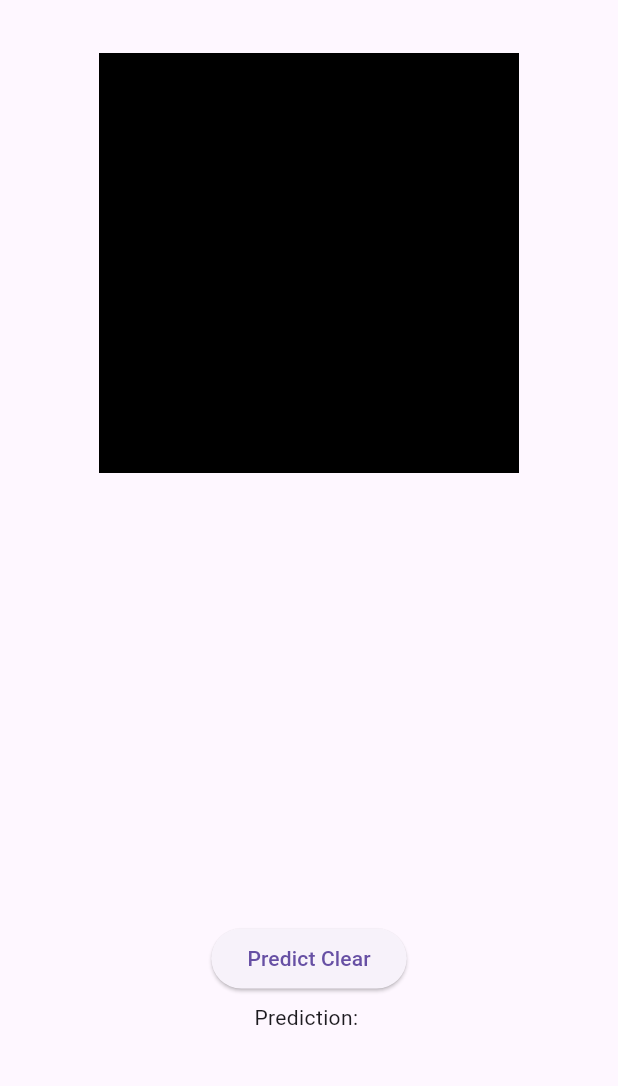
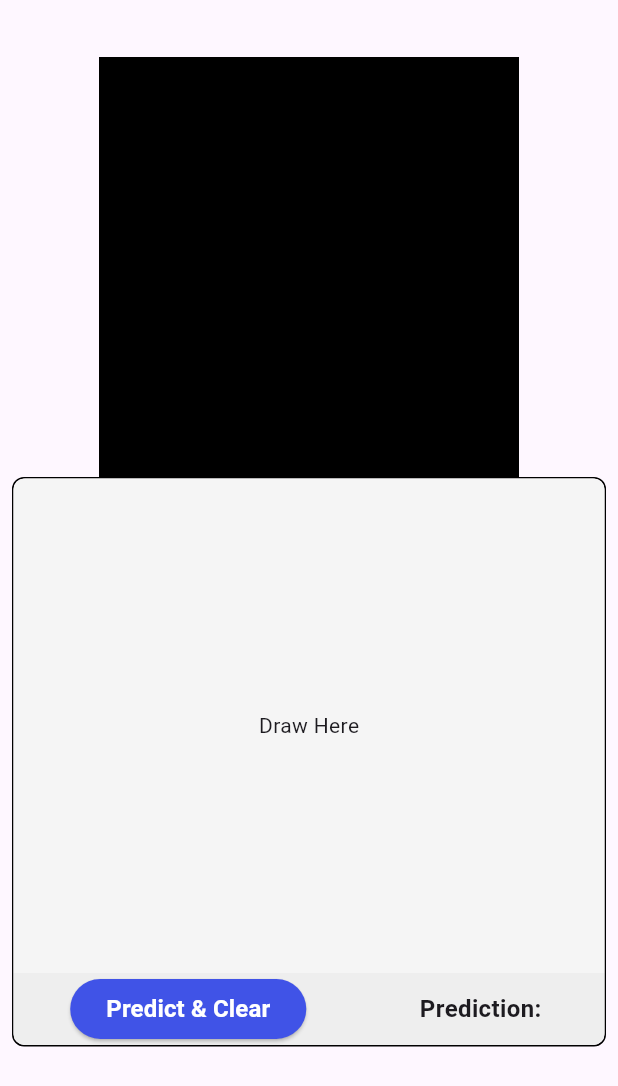
Before and after one commit to luhouyang/tflite_ocr, a Flutter app: the screen it shows after launch, on a phone screen of 412 x 824 dp. Shown: the top 1086 px of the screen. Run offline on Flutter 3.47's test engine with Material 3 defaults, Android fonts, the phone set to English and light mode, and no system bars; missing offline and left inert: tflite_flutter.

Commit message:
better looking ui

```diff
--- a/lib/pages/drawing_pad.dart
+++ b/lib/pages/drawing_pad.dart
@@ -18,7 +18,7 @@ class DrawingPad extends StatefulWidget {
 class _DrawingPadState extends State<DrawingPad> {
   List<Offset> points = []; // List to store touch points
 
-  GlobalKey _repaintKey = GlobalKey();
+  final GlobalKey _repaintKey = GlobalKey();
 
   Future<String> predict(input) async {
     final interpreter =
@@ -46,49 +46,114 @@ class _DrawingPadState extends State<DrawingPad> {
   }
 
   // Convert the image to Uint8List
-  Uint8List imageBytes = Uint8List.fromList(img.encodePng(img.Image(width: 28, height: 28)));
+  Uint8List imageBytes =
+      Uint8List.fromList(img.encodePng(img.Image(width: 28, height: 28)));
   String predTxt = '';
 
   @override
   Widget build(BuildContext context) {
-
     return Column(
       children: [
-        Image.memory(imageBytes, scale: 0.1,),
-        RepaintBoundary(
+        Image.memory(
+          imageBytes,
+          scale: 0.1,
+        ),
+        Container(
+          decoration: BoxDecoration(
+              borderRadius: BorderRadius.circular(8.0),
+              border: Border.all(color: Colors.black)),
+          child: Column(
+            children: [
+              Container(
+                decoration: BoxDecoration(
+                    color: Colors.grey[100],
+                    borderRadius: const BorderRadius.only(
+                        topLeft: Radius.circular(8.0),
+                        topRight: Radius.circular(8.0))),
+                height: MediaQuery.of(context).size.height * 0.4,
+                child: Stack(
+                  children: [
+                    Positioned(
+                      top: 0,
+                      left: 0,
+                      child: SizedBox(
+                        height: MediaQuery.of(context).size.height * 0.4,
+                        width: MediaQuery.of(context).size.width,
+                        child: RepaintBoundary(
                           key: _repaintKey,
-          child: Container(
-            decoration: BoxDecoration(
-                //border: Border.all(color: Colors.black),
-                borderRadius: BorderRadius.circular(8)),
-            height: 300,
-            width: 350,
                           child: GestureDetector(
-              onPanUpdate: (details) =>
-                  setState(() => points.add(details.localPosition)),
+                            onPanUpdate: (details) {
+                              // check if in boundries
+                              if ((details.localPosition.dx <=
+                                          MediaQuery.of(context).size.width &&
+                                      details.localPosition.dx >= 0) &&
+                                  (details.localPosition.dy <=
+                                          MediaQuery.of(context).size.height *
+                                              0.4 &&
+                                      details.localPosition.dy >= 0)) {
+                                setState(
+                                    () => points.add(details.localPosition));
+                              }
+                            },
                             child: CustomPaint(
                               painter: DrawingPainter(points),
                             ),
                           ),
                         ),
                       ),
+                    ),
+                    if (points.isEmpty)
+                      const Center(
+                        child: Text('Draw Here'),
+                      )
+                  ],
+                ),
+              ),
+              Container(
+                decoration: BoxDecoration(
+                    color: Colors.grey[200],
+                    borderRadius: const BorderRadius.only(
+                        bottomLeft: Radius.circular(8.0),
+                        bottomRight: Radius.circular(8.0))),
+                child: Row(
+                  mainAxisAlignment: MainAxisAlignment.spaceAround,
+                  children: [
                     ElevatedButton(
+                      style: const ButtonStyle(
+                          backgroundColor: MaterialStatePropertyAll(
+                              ui.Color.fromARGB(255, 64, 83, 231))),
                       onPressed: () async {
-            img.Image processedImage = await _captureAndPreprocessImage();
+                        img.Image processedImage =
+                            await _captureAndPreprocessImage();
                         List<List<List<List<double>>>> imageArray =
                             _convertToNormalizedArray(processedImage);
-            debugPrint(imageArray.shape.toString());
-            imageBytes = Uint8List.fromList(img.encodePng(processedImage));
+
+                        imageBytes =
+                            Uint8List.fromList(img.encodePng(processedImage));
+
                         predTxt = await predict(imageArray);
                         // You can now use `processedImage` as needed.
                         setState(() => points.clear());
                       },
-          child: const Text('Predict Clear'),
+                      child: const Text(
+                        'Predict & Clear',
+                        style: TextStyle(
+                            color: Colors.white,
+                            fontSize: 16,
+                            fontWeight: FontWeight.bold),
                       ),
-        const SizedBox(
-                  height: 5,
                     ),
-        Text("Prediction: $predTxt"),
+                    Text(
+                      "Prediction: $predTxt",
+                      style: const TextStyle(
+                          fontSize: 16, fontWeight: FontWeight.bold),
+                    ),
+                  ],
+                ),
+              ),
+            ],
+          ),
+        ),
       ],
     );
   }
@@ -161,9 +226,7 @@ class _DrawingPadState extends State<DrawingPad> {
   img.Image _extractBoundingBox(img.Image image) {
     List<int>? trimRect;
 
-    if (trimRect == null) {
-      trimRect = img.findTrim(image, mode: img.TrimMode.transparent);
-    }
+    trimRect ??= img.findTrim(image, mode: img.TrimMode.transparent);
     final trimmed = img.copyCrop(image,
         x: trimRect[0],
         y: trimRect[1],
@@ -181,10 +244,7 @@ class _DrawingPadState extends State<DrawingPad> {
     int offsetX = (size - image.width) ~/ 2;
     int offsetY = (size - image.height) ~/ 2;
 
-    img.compositeImage(squareImage, image,
-    dstX: offsetX,
-    dstY: offsetY
-    );
+    img.compositeImage(squareImage, image, dstX: offsetX, dstY: offsetY);
     return img.grayscale(squareImage);
   }
 }
--- a/lib/pages/home_page.dart
+++ b/lib/pages/home_page.dart
@@ -1,4 +1,5 @@
 import 'package:flutter/material.dart';
+import 'package:flutter/services.dart';
 import 'package:ocr/pages/drawing_pad.dart';
 
 class HomePage extends StatefulWidget {
@@ -9,11 +10,21 @@ class HomePage extends StatefulWidget {
 }
 
 class _HomePageState extends State<HomePage> {
+  @override
+  void initState() {
+    SystemChrome.setPreferredOrientations([
+      DeviceOrientation.portraitUp,
+      DeviceOrientation.portraitDown,
+    ]);
+    super.initState();
+  }
 
   @override
   Widget build(BuildContext context) {
     return Scaffold(
-      body: Row(
+      body: Padding(
+        padding: const EdgeInsets.all(8.0),
+        child: Row(
           mainAxisSize: MainAxisSize.max,
           children: [
             Expanded(
@@ -22,23 +33,23 @@ class _HomePageState extends State<HomePage> {
                 mainAxisAlignment: MainAxisAlignment.start,
                 children: [
                   const SizedBox(
-                  height: 35,
+                    height: 30,
                   ),
                   Container(
-                  decoration: BoxDecoration(
-                      borderRadius: BorderRadius.circular(8)),
-                  height: 700,
-                  width: 350,
-                  child: DrawingPad(),
+                    decoration:
+                        BoxDecoration(borderRadius: BorderRadius.circular(8)),
+                    height: MediaQuery.of(context).size.height * 0.9,
+                    child: const DrawingPad(),
                   ),
                   const SizedBox(
-                  height: 10,
+                    height: 5,
                   ),
                 ],
               ),
             ),
           ],
         ),
+      ),
     );
   }
 }
--- a/pubspec.yaml
+++ b/pubspec.yaml
@@ -11,6 +11,7 @@ dependencies:
     sdk: flutter
   flutter_drawing_board: ^0.7.0+2
   image: ^4.2.0
+  native_device_orientation: ^2.0.3
   tflite_flutter: ^0.10.4
 
 dev_dependencies:
```
Also changed, not shown: pubspec.lock. Lines whose indentation alone changed are shown as unchanged.
